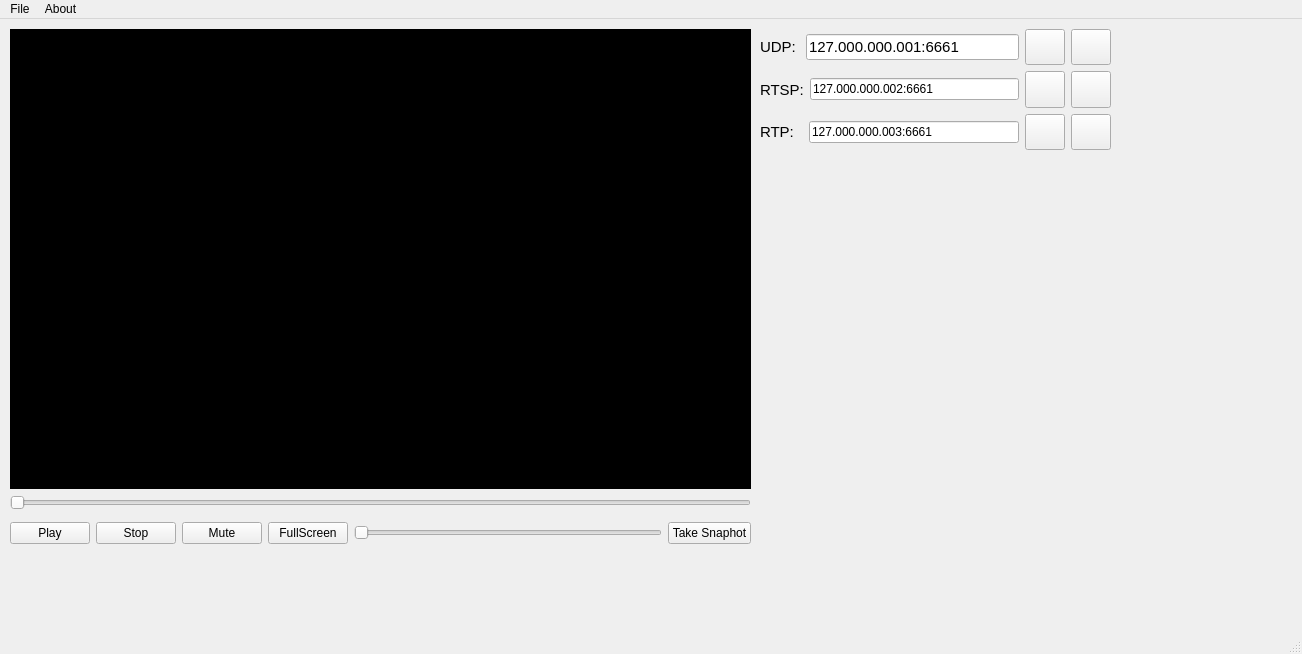
First picture: the form in qtplayer.ui, repository mucahit-turhan/Qt-Vlc-FFmpeg, before the edit.
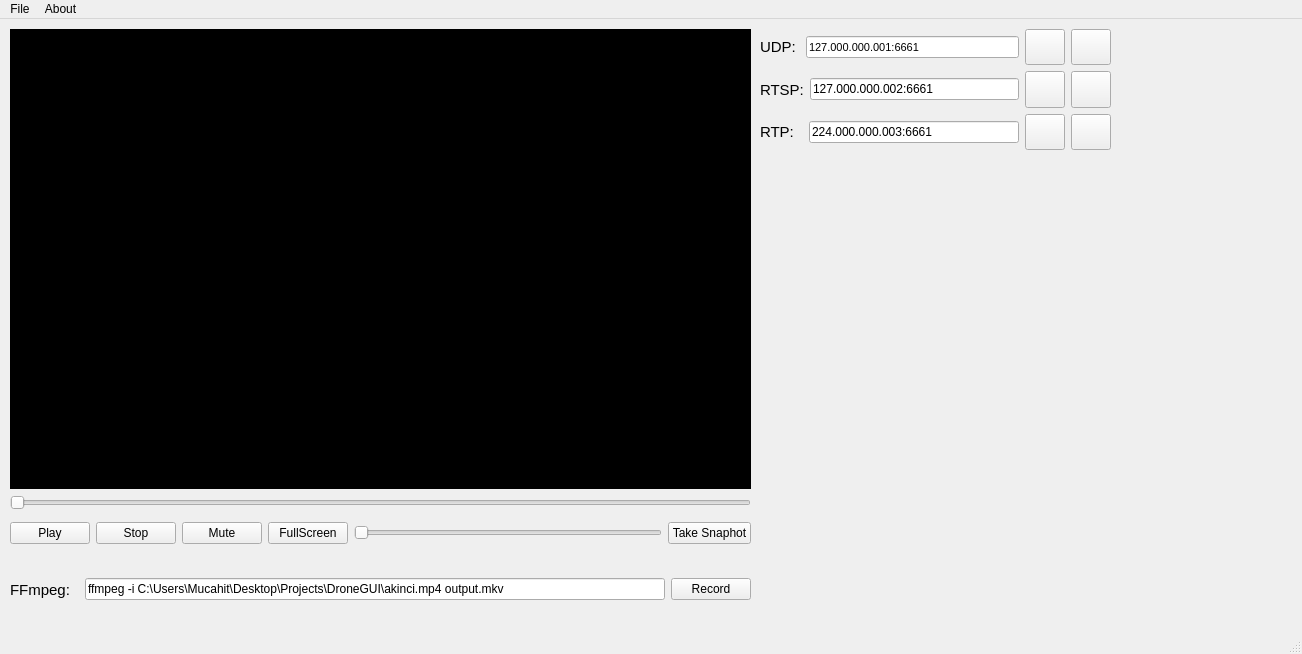
Second picture: the form after the edit. Icons and pictures are not drawn.

Diff of the .ui file:
```diff
--- a/qtplayer.ui
+++ b/qtplayer.ui
@@ -601,7 +601,7 @@
         <widget class="QLineEdit" name="udpLineEdit">
          <property name="font">
           <font>
-           <pointsize>11</pointsize>
+           <pointsize>8</pointsize>
           </font>
          </property>
          <property name="text">
@@ -770,7 +770,7 @@
        <item>
         <widget class="QLineEdit" name="rtpLineEdit">
          <property name="text">
-          <string>127.000.000.003:6661</string>
+          <string>224.000.000.003:6661</string>
          </property>
         </widget>
        </item>
@@ -824,6 +824,56 @@
      </item>
     </layout>
    </widget>
+   <widget class="QWidget" name="horizontalLayoutWidget">
+    <property name="geometry">
+     <rect>
+      <x>10</x>
+      <y>550</y>
+      <width>741</width>
+      <height>41</height>
+     </rect>
+    </property>
+    <layout class="QHBoxLayout" name="horizontalLayout_2">
+     <item>
+      <widget class="QLabel" name="ffmpegLabel">
+       <property name="font">
+        <font>
+         <pointsize>11</pointsize>
+        </font>
+       </property>
+       <property name="text">
+        <string>FFmpeg:  </string>
+       </property>
+       <property name="textFormat">
+        <enum>Qt::AutoText</enum>
+       </property>
+       <property name="scaledContents">
+        <bool>false</bool>
+       </property>
+       <property name="wordWrap">
+        <bool>false</bool>
+       </property>
+       <property name="margin">
+        <number>0</number>
+       </property>
+      </widget>
+     </item>
+     <item>
+      <widget class="QLineEdit" name="ffmpegLineEdit">
+       <property name="text">
+        <string>ffmpeg -i C:\Users\Mucahit\Desktop\Projects\DroneGUI\akinci.mp4 output.mkv</string>
+       </property>
+      </widget>
+     </item>
+     <item>
+      <widget class="QPushButton" name="pushButton">
+       <property name="text">
+        <string>Record</string>
+       </property>
+      </widget>
+     </item>
+    </layout>
+   </widget>
   </widget>
   <widget class="QMenuBar" name="menubar">
    <property name="geometry">
```
